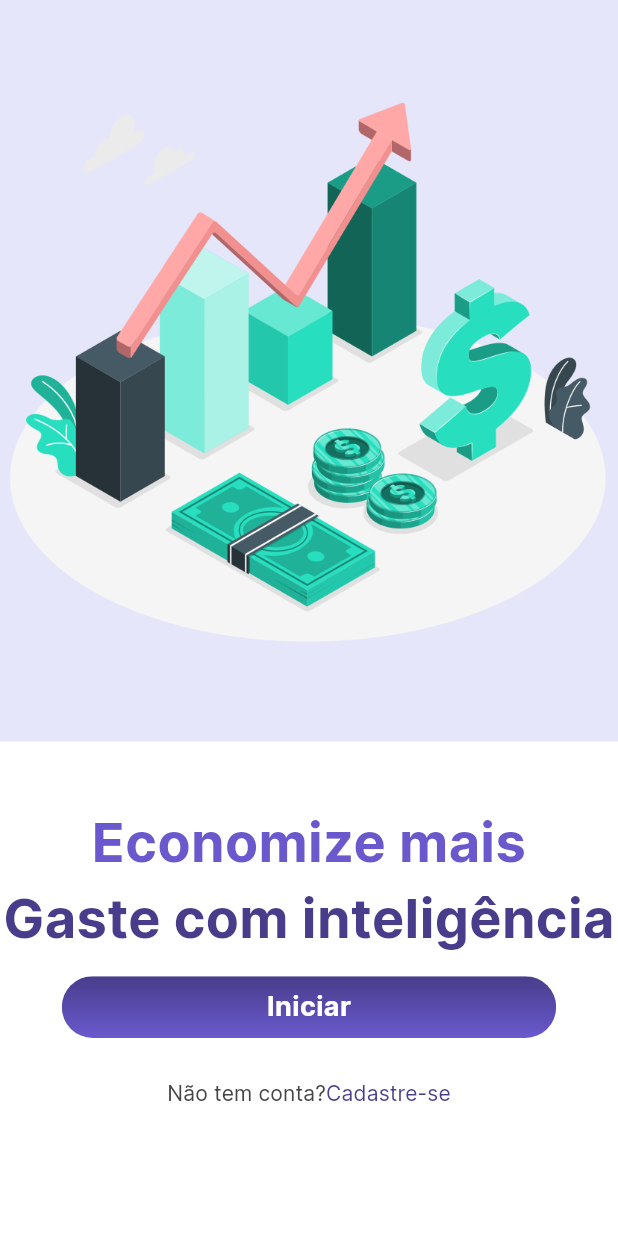
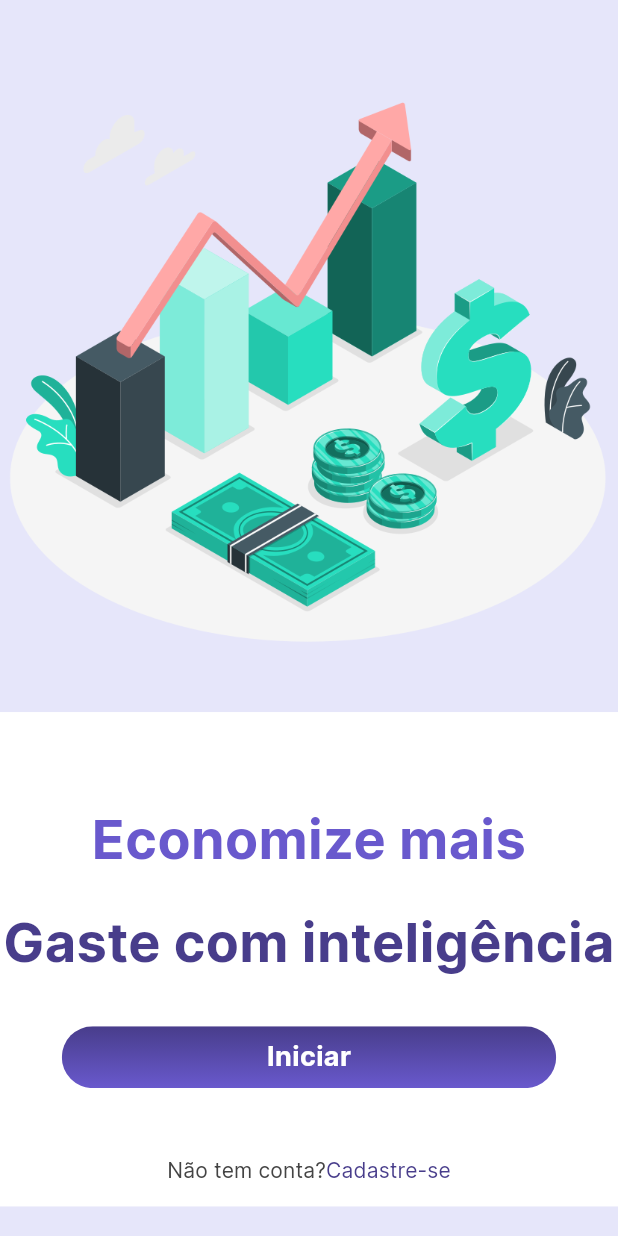
Before and after one commit to howtrojan/financas, a Flutter app: the screen it shows after launch, on a phone screen of 412 x 824 dp. Run offline on Flutter 3.47's test engine with Material 3 defaults, Android fonts, the light colour scheme and no system bars.

Commit message:
ajuste alturas

```diff
--- a/lib/features/onboarding/onboarding_page.dart
+++ b/lib/features/onboarding/onboarding_page.dart
@@ -13,10 +13,9 @@ class OnboardingPage extends StatelessWidget {
   Widget build(BuildContext context) {
     return Scaffold(
       backgroundColor: AppColors.lavender,
-      body: SizedBox(
-        width: MediaQuery.of(context).size.width,
-        height: MediaQuery.of(context).size.height,
-        child: Column(
+      body: ListView(
+        children: [
+          Column(
             mainAxisAlignment: MainAxisAlignment.spaceBetween,
             children: [
               Image.asset(
@@ -26,18 +25,22 @@ class OnboardingPage extends StatelessWidget {
                 alignment: Alignment.center,
                 height: MediaQuery.of(context).size.height * 0.4,
                 color: AppColors.white,
-              child: Column(children: [
-                SizedBox(
-                  height: MediaQuery.of(context).size.height * 0.05,
-                ),
-                Text('Economize mais',
+                child: Column(
+                  mainAxisAlignment: MainAxisAlignment.spaceBetween,
+                  children: [
+                    SizedBox(height: MediaQuery.of(context).size.height * 0.05),
+                    Text(
+                      'Economize mais',
                       textAlign: TextAlign.center,
                       style: AppTextStyles.mediumText
-                        .copyWith(color: AppColors.secundary)),
-                Text('Gaste com inteligência',
+                          .copyWith(color: AppColors.secundary),
+                    ),
+                    Text(
+                      'Gaste com inteligência',
                       textAlign: TextAlign.center,
                       style: AppTextStyles.mediumText
-                        .copyWith(color: AppColors.primary)),
+                          .copyWith(color: AppColors.primary),
+                    ),
                     Padding(
                       padding: EdgeInsets.symmetric(
                         horizontal: MediaQuery.of(context).size.height * 0.032,
@@ -51,7 +54,7 @@ class OnboardingPage extends StatelessWidget {
                       ),
                     ),
                     CustomTextButton(
-                  onPressed: () => {},
+                      onPressed: () {},
                       children: [
                         Text(
                           'Não tem conta?',
@@ -69,10 +72,12 @@ class OnboardingPage extends StatelessWidget {
                         ),
                       ],
                     ),
-              ]),
+                  ],
+                ),
               ),
             ],
           ),
+        ],
       ),
     );
   }
```
Lines whose indentation alone changed are shown as unchanged.
